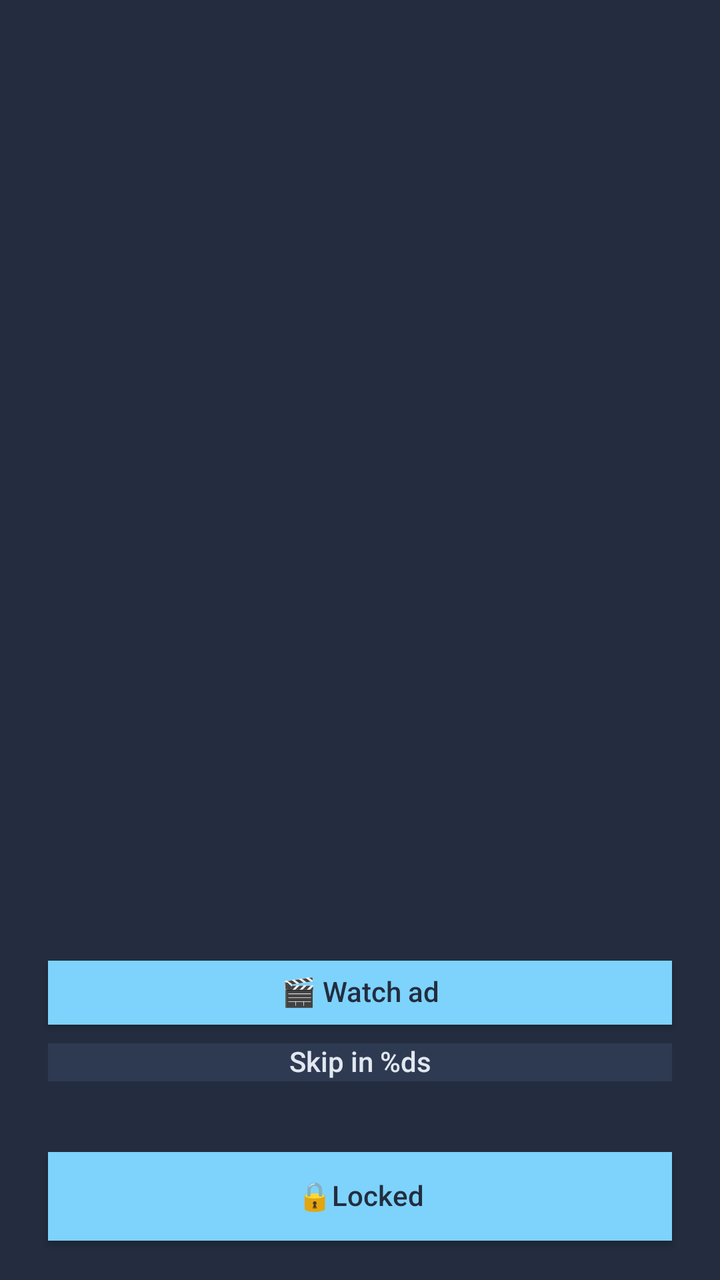
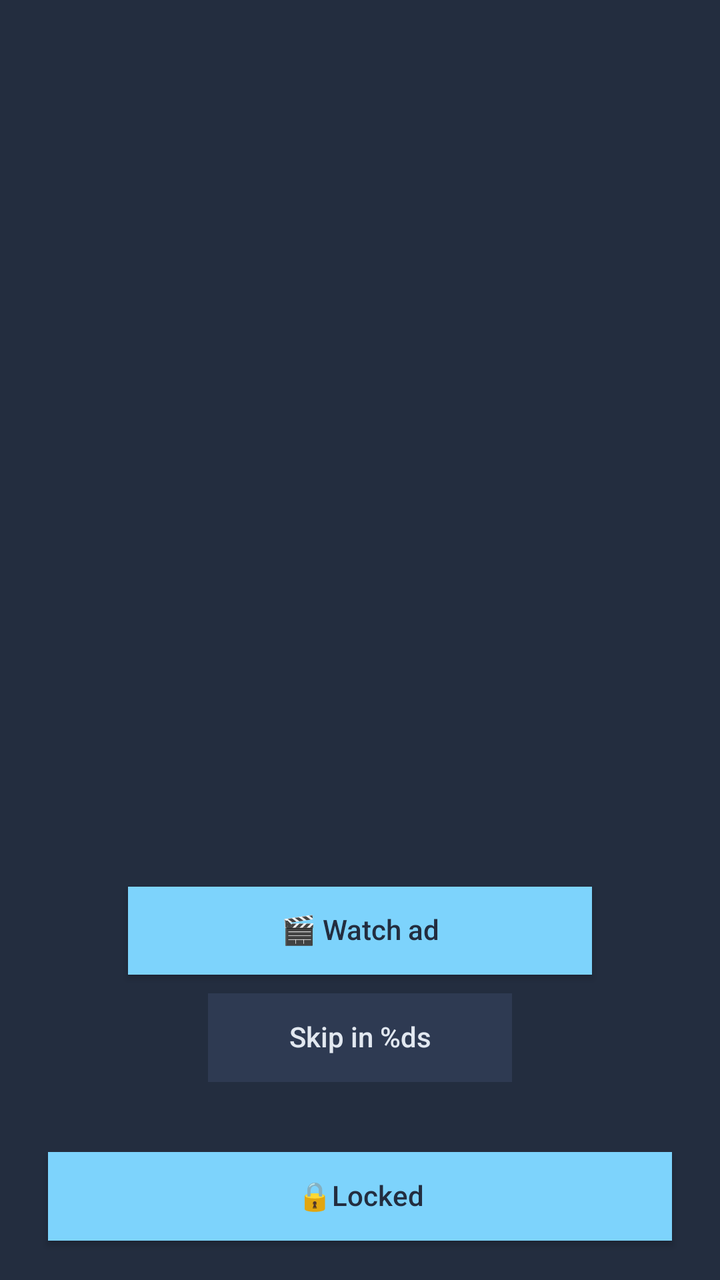

The first picture is an Android layout as it rendered before a commit; the second is the same layout after the commit. The layout source and the unified diff follow.
<!-- AndroidManifest.xml: activity theme Theme.NihalHome -->
<!-- res/layout/activity_premium.xml -->
<?xml version="1.0" encoding="utf-8"?>
<LinearLayout xmlns:android="http://schemas.android.com/apk/res/android"
    android:layout_width="match_parent"
    android:layout_height="match_parent"
    android:orientation="vertical"
    android:weightSum="1000"
    android:background="@color/onboarding_background">

    <View
        android:layout_width="match_parent"
        android:layout_height="0dp"
        android:layout_weight="30" />

    <View
        android:layout_width="match_parent"
        android:layout_height="0dp"
        android:layout_weight="721" />

    <Button
        android:id="@+id/buttonWatchAd"
        android:layout_width="match_parent"
        android:layout_height="0dp"
        android:layout_weight="50"
        android:layout_marginStart="24dp"
        android:layout_marginEnd="24dp"
        android:background="@color/onboarding_accent"
        android:text="@string/action_watch_ad"
        android:textColor="@color/onboarding_button_text"
        android:textAllCaps="false"
        android:includeFontPadding="false"
        android:elevation="0dp" />

    <View
        android:layout_width="match_parent"
        android:layout_height="0dp"
        android:layout_weight="15" />

    <Button
        android:id="@+id/buttonSkip"
        android:layout_width="match_parent"
        android:layout_height="0dp"
        android:layout_weight="30"
        android:layout_marginStart="24dp"
        android:layout_marginEnd="24dp"
        android:background="@color/onboarding_button_unselected"
        android:text="@string/action_skip_in_seconds"
        android:textColor="@color/onboarding_heading"
        android:textAllCaps="false"
        android:includeFontPadding="false"
        android:enabled="false"
        android:elevation="0dp" />

    <View
        android:layout_width="match_parent"
        android:layout_height="0dp"
        android:layout_weight="15" />

    <View
        android:layout_width="match_parent"
        android:layout_height="0dp"
        android:layout_weight="40" />

    <Button
        android:id="@+id/buttonLocked"
        android:layout_width="match_parent"
        android:layout_height="0dp"
        android:layout_weight="69"
        android:layout_marginStart="24dp"
        android:layout_marginEnd="24dp"
        android:background="@color/onboarding_accent"
        android:text="@string/action_locked"
        android:textColor="@color/onboarding_button_text"
        android:textAllCaps="false"
        android:includeFontPadding="false"
        android:elevation="0dp" />

    <View
        android:layout_width="match_parent"
        android:layout_height="0dp"
        android:layout_weight="30" />

</LinearLayout>
<!-- resources referenced by this layout -->
<resources>
  <color name="onboarding_accent">#7DD3FC</color>
  <color name="onboarding_background">#232D3F</color>
  <color name="onboarding_button_text">#232D3F</color>
  <color name="onboarding_button_unselected">#2E3A52</color>
  <color name="onboarding_heading">#E2E8F0</color>
  <string name="action_locked">🔒Locked</string>
  <string name="action_skip_in_seconds">Skip in %ds</string>
  <string name="action_watch_ad">🎬 Watch ad</string>
  <style name="Theme.NihalHome" parent="android:Theme.Material.Light.NoActionBar">
          <item name="android:windowBackground">@android:color/white</item>
          <item name="android:statusBarColor">@android:color/white</item>
          <item name="android:navigationBarColor">@android:color/white</item>
          <item name="android:windowLightStatusBar">true</item>
      </style>
</resources>

<!-- the commit's change to res/layout/activity_premium.xml (unified diff, before → after) -->
@@ -14,15 +14,15 @@
     <View
         android:layout_width="match_parent"
         android:layout_height="0dp"
-        android:layout_weight="721" />
+        android:layout_weight="663" />
 
     <Button
         android:id="@+id/buttonWatchAd"
         android:layout_width="match_parent"
         android:layout_height="0dp"
-        android:layout_weight="50"
-        android:layout_marginStart="24dp"
-        android:layout_marginEnd="24dp"
+        android:layout_weight="69"
+        android:layout_marginStart="64dp"
+        android:layout_marginEnd="64dp"
         android:background="@color/onboarding_accent"
         android:text="@string/action_watch_ad"
         android:textColor="@color/onboarding_button_text"
@@ -39,9 +39,9 @@
         android:id="@+id/buttonSkip"
         android:layout_width="match_parent"
         android:layout_height="0dp"
-        android:layout_weight="30"
-        android:layout_marginStart="24dp"
-        android:layout_marginEnd="24dp"
+        android:layout_weight="69"
+        android:layout_marginStart="104dp"
+        android:layout_marginEnd="104dp"
         android:background="@color/onboarding_button_unselected"
         android:text="@string/action_skip_in_seconds"
         android:textColor="@color/onboarding_heading"
